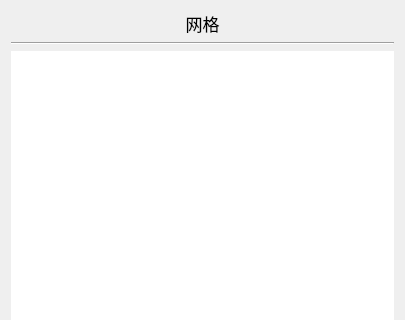
The window that src/FormMesh.ui (Aiopr-bits/MAVES) describes before a commit, drawn with Qt 5; both pictures show x 0 to 405 and y 0 to 320 of the 405 by 645 pixel window.
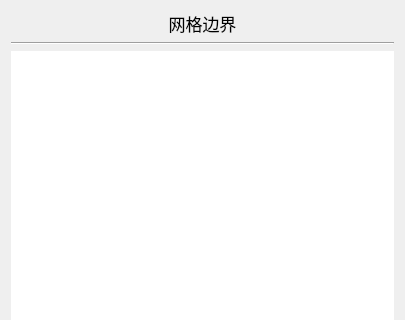
The same window after the commit.

Commit message: feat:实现求解器选择界面的UI设计及其功能

Patch:
```diff
--- a/src/FormMesh.ui
+++ b/src/FormMesh.ui
@@ -22,7 +22,7 @@
       </font>
      </property>
      <property name="text">
-      <string>网格</string>
+      <string>网格边界</string>
      </property>
      <property name="alignment">
       <set>Qt::AlignCenter</set>
```
The commit also changes 4 other files.
